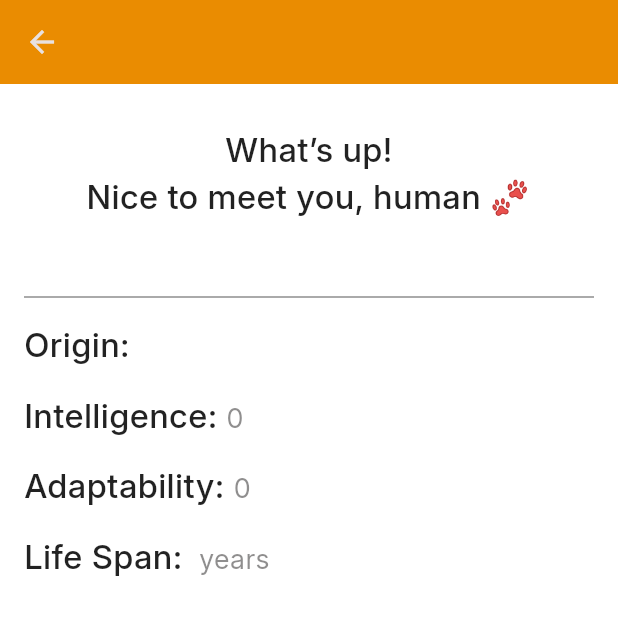
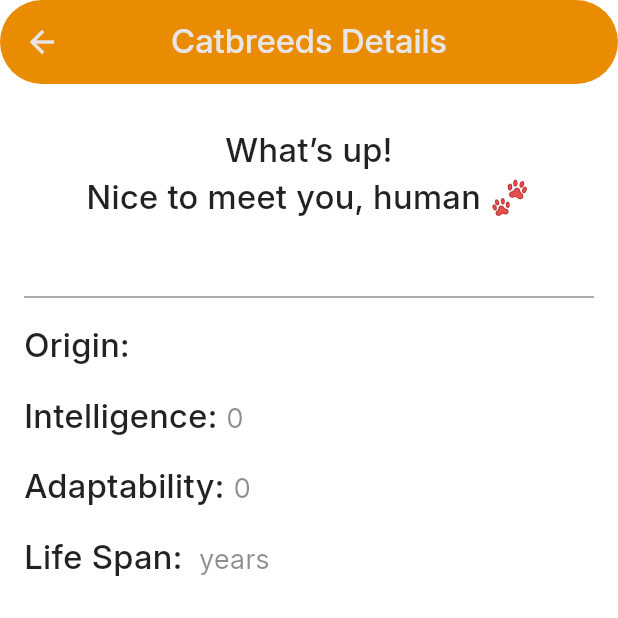
Before and after one commit to arguellesdev/catbreed_anya, a Flutter app: the DetailScreen screen opened directly with empty values, on a phone screen of 412 x 824 dp, the top half of it. Run offline on Flutter 3.47's test engine with Material 3 defaults, Android fonts, the phone set to English and light mode, and no system bars; our stand-ins replace bloc, dio, go_router; generated files the repository leaves out were written again.

Commit message:
adding changes to appbar in details

```diff
--- a/lib/app/view/screens/details/details_screen.dart
+++ b/lib/app/view/screens/details/details_screen.dart
@@ -1,6 +1,7 @@
 import 'package:flutter/material.dart';
 import 'package:my_app/app/ui/theme/app_colors.dart';
 import 'package:my_app/app/ui/theme/app_typography.dart';
+import 'package:my_app/app/ui/widgets/cat_app_bar.dart';
 import 'package:my_app/data/models/breed_model.dart';
 
 class DetailScreen extends StatelessWidget {
@@ -13,17 +14,9 @@ class DetailScreen extends StatelessWidget {
   @override
   Widget build(BuildContext context) {
     return Scaffold(
-      appBar: AppBar(
-        title: Text(
-          breed.name,
-          style: AppTypography.titleLarge.copyWith(
-            fontWeight: FontWeight.bold,
-            color: AppColors.cardBackground,
-          ),
-          textAlign: TextAlign.center,
-        ),
-        backgroundColor: AppColors.primary,
-        foregroundColor: AppColors.textLight,
+      appBar: const CatAppBar(
+        title: 'Catbreeds Details',
+        showBackButton: false,
       ),
       body: SingleChildScrollView(
         padding: const EdgeInsets.all(16),
```
